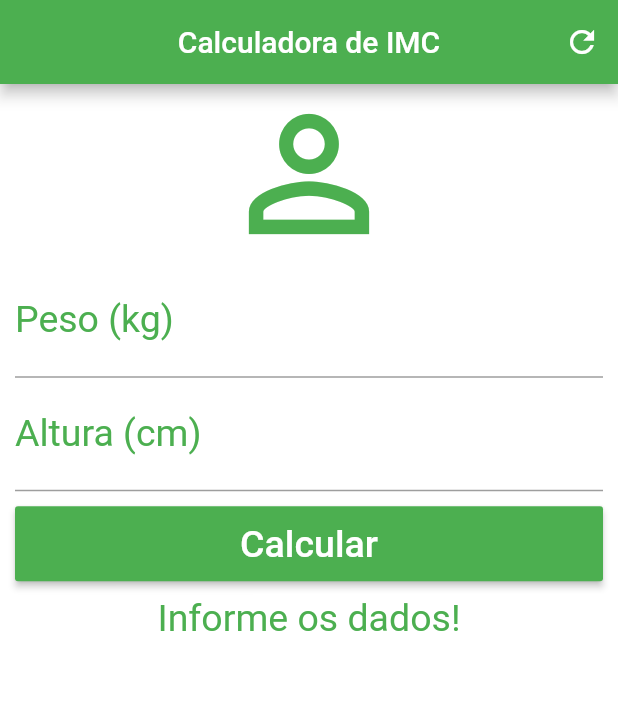
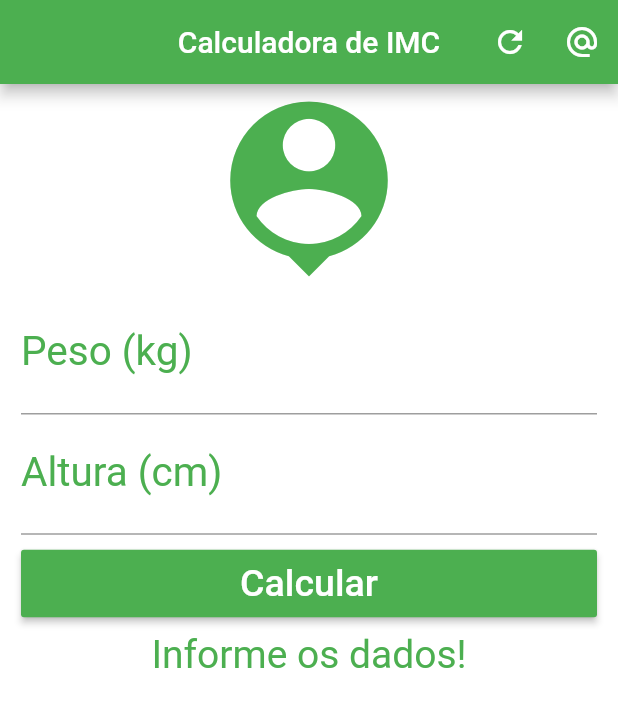
Before and after one commit to rogeriorocha/imc, a Flutter app: the screen it shows after launch, on a phone screen of 412 x 824 dp. Shown: the top 707 px of the screen. Run offline on Flutter 3.47's test engine with Material 2 defaults, Android fonts, the phone set to English and light mode, and no system bars.

Commit message:
changes link

```diff
--- a/lib/main.dart
+++ b/lib/main.dart
@@ -1,9 +1,9 @@
 import 'package:flutter/material.dart';
+import 'package:url_launcher/url_launcher.dart';
 
 void main() => runApp(MyApp());
 
 class MyApp extends StatelessWidget {
-
   @override
   Widget build(BuildContext context) {
     return MaterialApp(
@@ -29,6 +29,15 @@ class _IMCState extends State<IMC> {
 
   String _infoText = "Informe os dados!";
   Color _color = Colors.green;
+
+  void _showAbout() async {
+    const url = 'https://github.com/rogeriorocha/imc';
+    if (await canLaunch(url)) {
+      await launch(url);
+    } else {
+      throw 'Não foi possível executar $url';
+    }
+  }
 
   void _resetFields() {
     weightController.text = "";
@@ -83,25 +92,29 @@ class _IMCState extends State<IMC> {
           IconButton(
             icon: Icon(Icons.refresh),
             onPressed: _resetFields,
-          )
+          ),
+          IconButton(
+            icon: Icon(Icons.alternate_email),
+            onPressed: _showAbout,
+          ),
         ],
       ),
       backgroundColor: Colors.white,
       body: SingleChildScrollView(
-        padding: EdgeInsets.fromLTRB(10.0, 0.0, 10.0, 0.0),
+        padding: EdgeInsets.fromLTRB(14.0, 0.0, 14.0, 0.0),
         child: Form(
           key: _formKey,
           child: Column(
             crossAxisAlignment: CrossAxisAlignment.stretch,
             children: <Widget>[
-              Icon(Icons.person_outline, size: 120.0, color: _color),
+              Icon(Icons.person_pin, size: 140.0, color: _color),
               TextFormField(
                 keyboardType: TextInputType.number,
                 decoration: InputDecoration(
                     labelText: "Peso (kg)",
                     labelStyle: TextStyle(color: _color)),
                 textAlign: TextAlign.center,
-                style: TextStyle(color: _color, fontSize: 25.0),
+                style: TextStyle(color: _color, fontSize: 27.0),
                 controller: weightController,
                 validator: (value) {
                   if (value.isEmpty) {
@@ -115,7 +128,7 @@ class _IMCState extends State<IMC> {
                     labelText: "Altura (cm)",
                     labelStyle: TextStyle(color: _color)),
                 textAlign: TextAlign.center,
-                style: TextStyle(color: _color, fontSize: 25.0),
+                style: TextStyle(color: _color, fontSize: 27.0),
                 controller: heightController,
                 validator: (value) {
                   if (value.isEmpty) {
@@ -126,7 +139,7 @@ class _IMCState extends State<IMC> {
               Padding(
                 padding: EdgeInsets.only(top: 10.0, bottom: 10.0),
                 child: Container(
-                  height: 50.0,
+                  height: 45.0,
                   child: RaisedButton(
                     onPressed: () {
                       if (_formKey.currentState.validate()) {
@@ -144,7 +157,7 @@ class _IMCState extends State<IMC> {
               Text(
                 _infoText,
                 textAlign: TextAlign.center,
-                style: TextStyle(color: _color, fontSize: 25.0),
+                style: TextStyle(color: _color, fontSize: 26.0),
               )
             ],
           ),
--- a/pubspec.yaml
+++ b/pubspec.yaml
@@ -19,7 +19,8 @@ environment:
 dependencies:
   flutter:
     sdk: flutter
-  charts_flutter: ^0.6.0
+  #charts_flutter: ^0.6.0
+  url_launcher: ^5.1.2
 
   # The following adds the Cupertino Icons font to your application.
   # Use with the CupertinoIcons class for iOS style icons.
```
Also changed, not shown: pubspec.lock, 1 other file.
